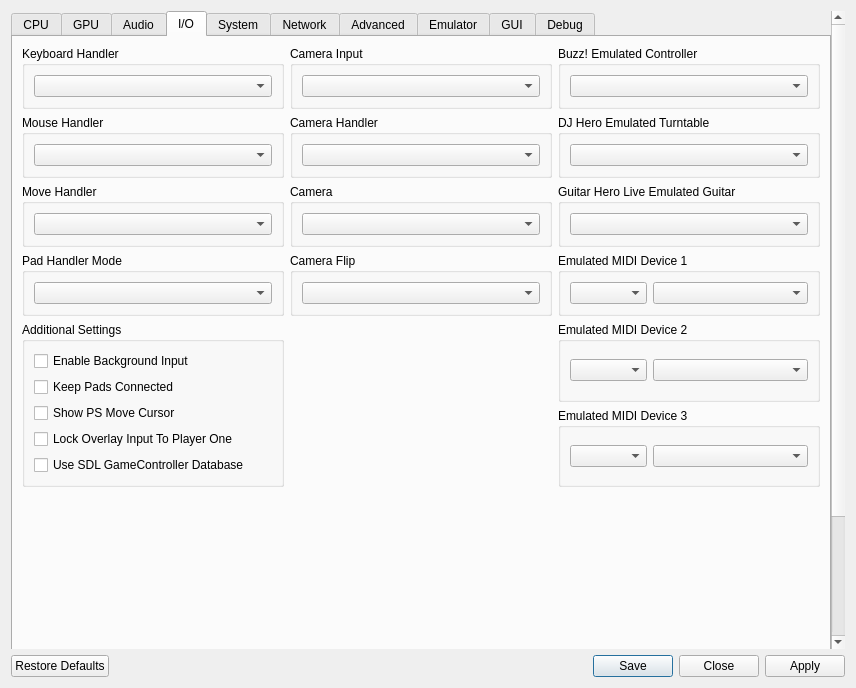
Before: the Qt Designer form rpcs3/rpcs3qt/settings_dialog.ui in RPCS3/rpcs3, drawn with Qt 5.
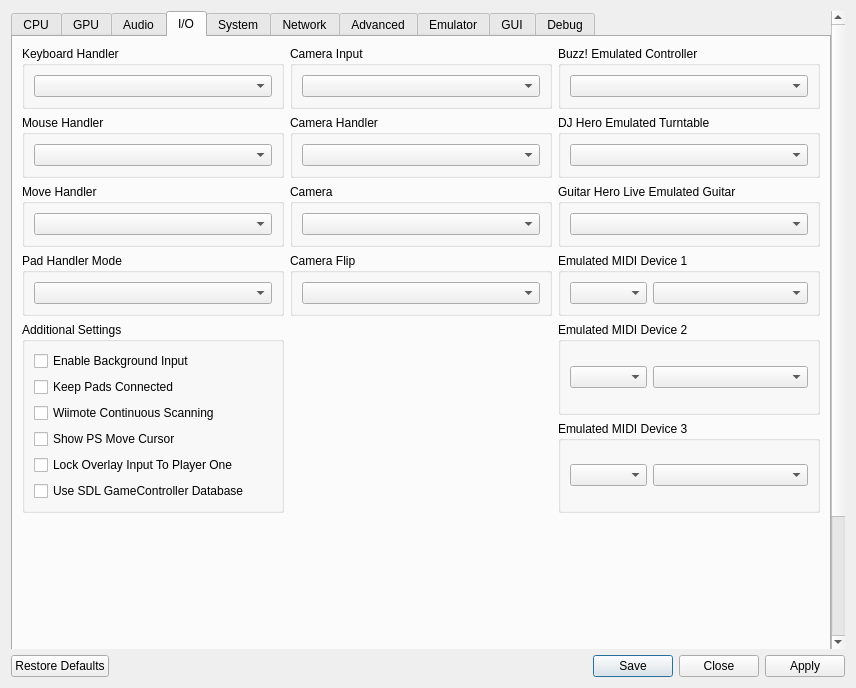
After: the same form once the commit is applied. The open tabs and pages were chosen to show the change. Icons and pictures are not drawn.

Commit message: Wiimote to GunCon3

The edit to the form file:
```diff
--- a/rpcs3/rpcs3qt/settings_dialog.ui
+++ b/rpcs3/rpcs3qt/settings_dialog.ui
@@ -1785,6 +1785,13 @@
                </property>
               </widget>
              </item>
+             <item>
+              <widget class="QCheckBox" name="wiimoteScanBox">
+               <property name="text">
+                <string>Wiimote Continuous Scanning</string>
+               </property>
+              </widget>
+             </item>
              <item>
               <widget class="QCheckBox" name="showMoveCursorBox">
                <property name="text">
```
The commit also changes 19 other files.
